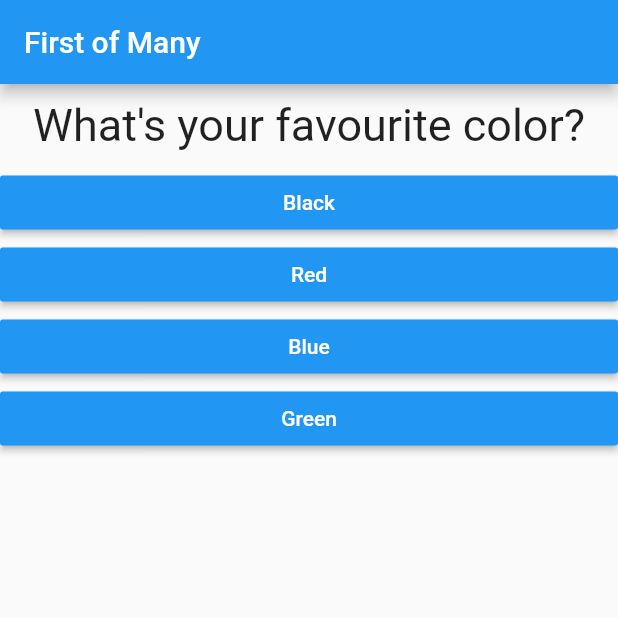
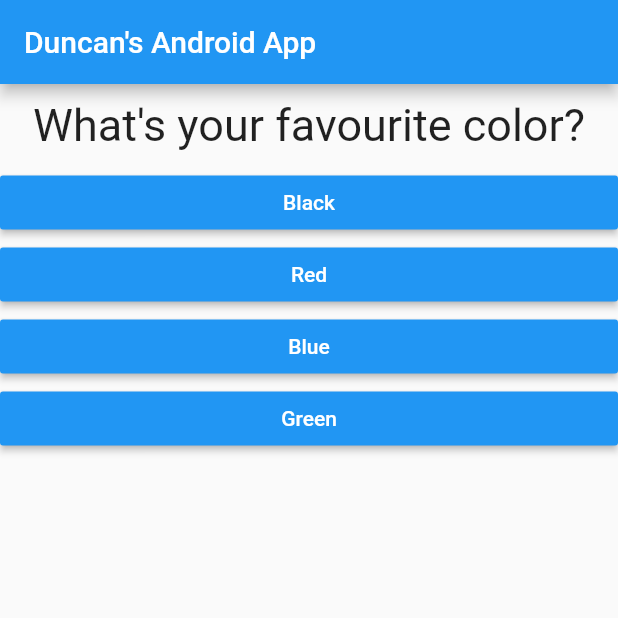
Before and after one commit to DuncanMoyo/flutter-tutorial-for-beginners, a Flutter app: the screen it shows after launch, on a phone screen of 412 x 824 dp, the top half of it. Run offline on Flutter 3.47's test engine with Material 2 defaults, Android fonts, the phone set to English and light mode, and no system bars.

```diff
--- a/lib/main.dart
+++ b/lib/main.dart
@@ -31,7 +31,7 @@ class _MyAppState extends State<MyApp> {
 
   @override
   Widget build(BuildContext context) {
-    var questions = [
+    const questions = const [
       {
         'questionText': 'What\'s your favourite color?',
         'answers': ['Black', 'Red', 'Blue', 'Green'],
@@ -45,10 +45,13 @@ class _MyAppState extends State<MyApp> {
         'answers': ['Mosh', 'Max', 'Corey', 'Myself'],
       },
     ];
+
+    //questions = []; // this does not work if questions is a const
+
     return MaterialApp(
       home: Scaffold(
           appBar: AppBar(
-            title: Text('First of Many'),
+            title: Text('Duncan\'s Android App'),
           ),
           body: Column(
             children: [
```
